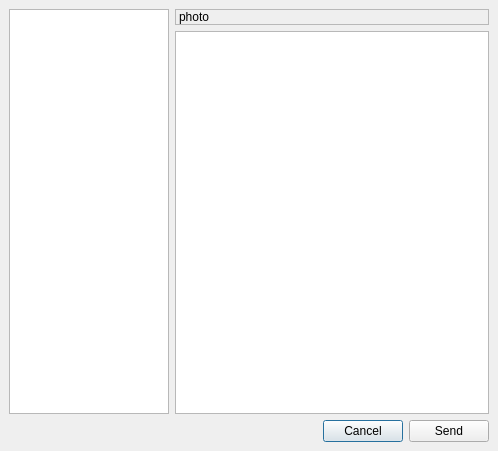
The window that widgets/albumfiletransfer.ui (xmpp-graveyard/jabbim) describes before a commit, drawn with Qt 5.
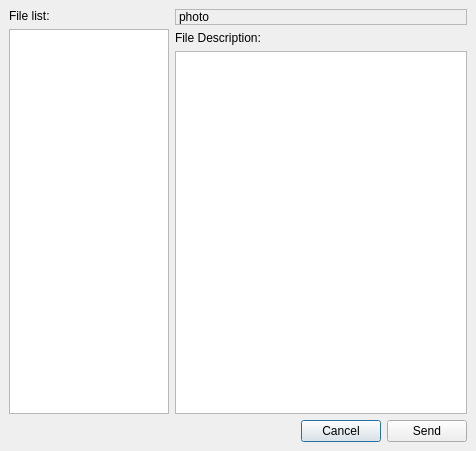
The same window after the commit. Icons and pictures are not drawn.

Commit message: better description of filetransfer dialog

Patch:
```diff
--- a/widgets/albumfiletransfer.ui
+++ b/widgets/albumfiletransfer.ui
@@ -5,7 +5,7 @@
    <rect>
     <x>0</x>
     <y>0</y>
-    <width>498</width>
+    <width>476</width>
     <height>451</height>
    </rect>
   </property>
@@ -23,14 +23,29 @@
     <number>6</number>
    </property>
    <item row="0" column="0" colspan="2" >
-    <layout class="QGridLayout" >
+    <layout class="QHBoxLayout" >
      <property name="margin" >
       <number>0</number>
      </property>
      <property name="spacing" >
       <number>6</number>
      </property>
-     <item rowspan="2" row="0" column="0" >
+     <item>
+      <layout class="QVBoxLayout" >
+       <property name="margin" >
+        <number>0</number>
+       </property>
+       <property name="spacing" >
+        <number>6</number>
+       </property>
+       <item>
+        <widget class="QLabel" name="label" >
+         <property name="text" >
+          <string>File list:</string>
+         </property>
+        </widget>
+       </item>
+       <item>
       <widget class="QListWidget" name="files" >
        <property name="maximumSize" >
         <size>
@@ -40,7 +55,17 @@
        </property>
       </widget>
      </item>
-     <item row="0" column="1" >
+      </layout>
+     </item>
+     <item>
+      <layout class="QVBoxLayout" >
+       <property name="margin" >
+        <number>0</number>
+       </property>
+       <property name="spacing" >
+        <number>6</number>
+       </property>
+       <item>
       <widget class="QLabel" name="photo" >
        <property name="frameShape" >
         <enum>QFrame::StyledPanel</enum>
@@ -50,8 +75,17 @@
        </property>
       </widget>
      </item>
-     <item row="1" column="1" >
+       <item>
+        <widget class="QLabel" name="label_2" >
+         <property name="text" >
+          <string>File Description:</string>
+         </property>
+        </widget>
+       </item>
+       <item>
       <widget class="QTextEdit" name="description" />
+       </item>
+      </layout>
      </item>
     </layout>
    </item>
```
Lines whose indentation alone changed are shown as unchanged. The commit also changes 1 other file.
